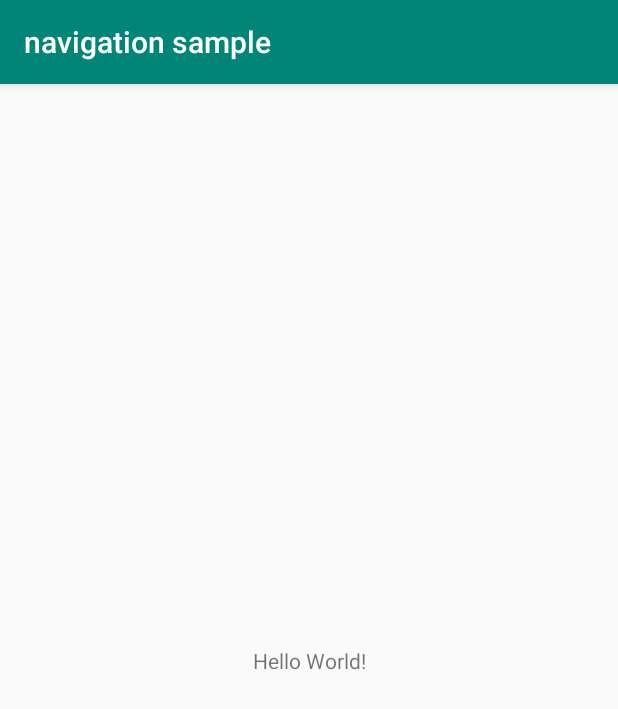
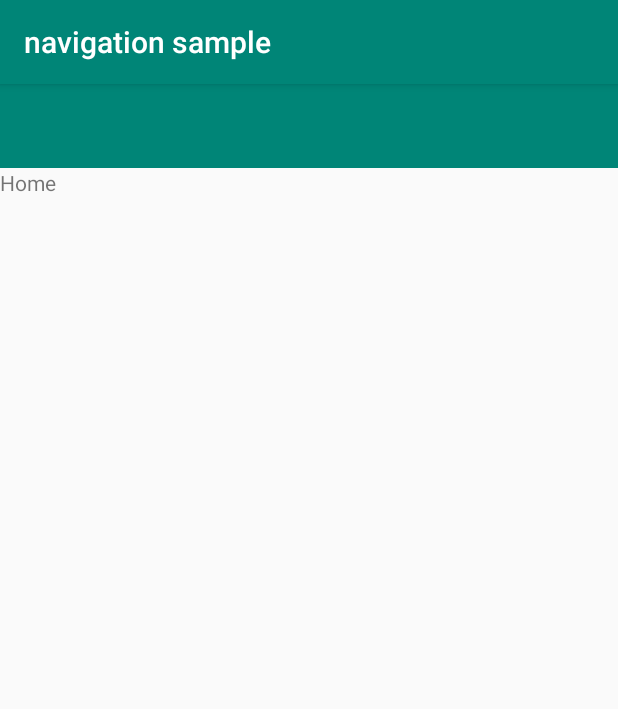
Before and after one commit to prince1809/android-navigation-sample, an Android app: the screen it shows after launch (MainActivity), on a phone screen of 412 x 824 dp. Shown: the top 709 px of the screen. Run offline under Robolectric (Android 15) with nearby library versions, the phone set to English and light mode, and no system bars.

Commit message:
add navigation fragment and navhost

```diff
--- /dev/null
+++ b/app/src/main/java/com/princekr/android/navigationsample/HomeFragment.kt
@@ -0,0 +1,25 @@
+package com.princekr.android.navigationsample
+
+
+import android.os.Bundle
+import android.view.LayoutInflater
+import android.view.View
+import android.view.ViewGroup
+import androidx.fragment.app.Fragment
+
+/**
+ * A simple [Fragment] subclass.
+ *
+ */
+class HomeFragment : Fragment() {
+
+    override fun onCreateView(
+        inflater: LayoutInflater, container: ViewGroup?,
+        savedInstanceState: Bundle?
+    ): View? {
+        // Inflate the layout for this fragment
+        return inflater.inflate(R.layout.fragment_home, container, false)
+    }
+
+
+}
--- a/app/src/main/java/com/princekr/android/navigationsample/MainActivity.kt
+++ b/app/src/main/java/com/princekr/android/navigationsample/MainActivity.kt
@@ -1,12 +1,12 @@
 package com.princekr.android.navigationsample
 
 import android.os.Bundle
-import android.support.v7.app.AppCompatActivity
+import androidx.appcompat.app.AppCompatActivity
 
 class MainActivity : AppCompatActivity() {
 
     override fun onCreate(savedInstanceState: Bundle?) {
         super.onCreate(savedInstanceState)
-        setContentView(R.layout.activity_main)
+        setContentView(R.layout.navigation_activity)
     }
 }
--- /dev/null
+++ b/app/src/main/res/layout/fragment_home.xml
@@ -0,0 +1,14 @@
+<?xml version="1.0" encoding="utf-8"?>
+<FrameLayout xmlns:android="http://schemas.android.com/apk/res/android"
+             xmlns:tools="http://schemas.android.com/tools"
+             android:layout_width="match_parent"
+             android:layout_height="match_parent"
+             tools:context=".HomeFragment">
+
+    <!-- TODO: Update blank fragment layout -->
+    <TextView
+            android:layout_width="match_parent"
+            android:layout_height="match_parent"
+            android:text="@string/home"/>
+
+</FrameLayout>
--- /dev/null
+++ b/app/src/main/res/layout/navigation_activity.xml
@@ -0,0 +1,33 @@
+<?xml version="1.0" encoding="utf-8"?>
+<androidx.drawerlayout.widget.DrawerLayout
+        xmlns:android="http://schemas.android.com/apk/res/android"
+        xmlns:app="http://schemas.android.com/apk/res-auto"
+        xmlns:tools="http://schemas.android.com/tools"
+        android:id="@+id/drawer_layout"
+        android:layout_width="match_parent"
+        android:layout_height="match_parent"
+        tools:context="com.princekr.android.navigationsample.MainActivity">
+
+    <LinearLayout
+            android:layout_width="match_parent"
+            android:layout_height="match_parent"
+            android:orientation="vertical">
+
+        <androidx.appcompat.widget.Toolbar
+                android:id="@+id/toolbar"
+                android:layout_width="match_parent"
+                android:layout_height="wrap_content"
+                android:background="@color/colorPrimary"
+                android:theme="@style/ThemeOverlay.AppCompat.Dark.ActionBar"/>
+
+        <fragment
+                android:id="@+id/my_nav_host_fragment"
+                android:name="androidx.navigation.fragment.NavHostFragment"
+                android:layout_width="match_parent"
+                android:layout_height="match_parent"
+                app:defaultNavHost="true"
+                app:navGraph="@navigation/mobile_navigation"/>
+
+    </LinearLayout>
+
+</androidx.drawerlayout.widget.DrawerLayout>
--- /dev/null
+++ b/app/src/main/res/navigation/mobile_navigation.xml
@@ -0,0 +1,11 @@
+<?xml version="1.0" encoding="utf-8"?>
+<navigation xmlns:android="http://schemas.android.com/apk/res/android"
+            xmlns:app="http://schemas.android.com/apk/res-auto"
+            xmlns:tools="http://schemas.android.com/tools" android:id="@+id/mobile_navigation"
+            app:startDestination="@id/home_dest">
+
+    <fragment android:id="@+id/home_dest"
+              android:name="com.princekr.android.navigationsample.HomeFragment"
+              android:label="@string/home"
+              tools:layout="@layout/fragment_home"/>
+</navigation>
--- a/gradle.properties
+++ b/gradle.properties
@@ -13,3 +13,5 @@ org.gradle.jvmargs=-Xmx1536m
 # org.gradle.parallel=true
 # Kotlin code style for this project: "official" or "obsolete":
 kotlin.code.style=official
+android.enableJetifier=true
+android.useAndroidX=true
```
Also changed, not shown: app/build.gradle (+31 -11 lines), app/src/main/AndroidManifest.xml (+4 -4 lines), app/src/main/res/values/strings.xml (+19 -0 lines), build.gradle (+11 -3 lines).
